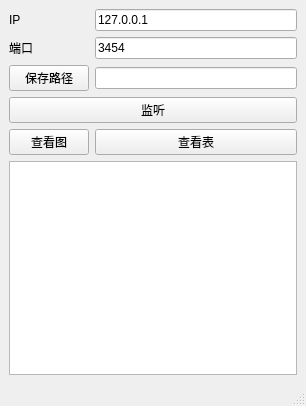
Before: the Qt Designer form FileServer/cfileserver.ui in HectorJiang/CPP, drawn with Qt 5.
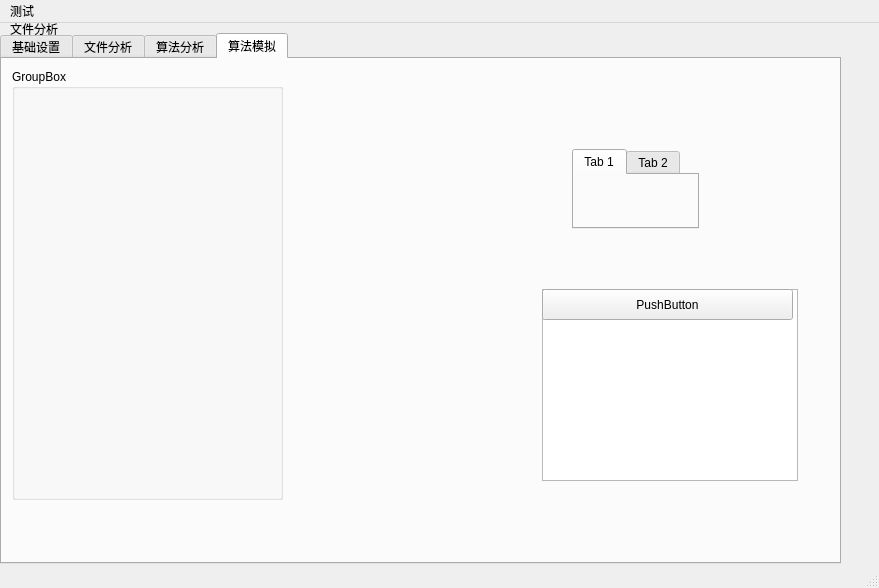
After: the same form once the commit is applied. The open tabs and pages were chosen to show the change.

What changed in the file:
```diff
--- a/FileServer/cfileserver.ui
+++ b/FileServer/cfileserver.ui
@@ -6,8 +6,8 @@
    <rect>
     <x>0</x>
     <y>0</y>
-    <width>306</width>
-    <height>406</height>
+    <width>879</width>
+    <height>588</height>
    </rect>
   </property>
   <property name="windowTitle">
@@ -17,8 +17,44 @@
    <property name="enabled">
     <bool>true</bool>
    </property>
-   <layout class="QGridLayout" name="gridLayout_2">
-    <item row="0" column="0">
+   <widget class="QLabel" name="label">
+    <property name="geometry">
+     <rect>
+      <x>10</x>
+      <y>0</y>
+      <width>54</width>
+      <height>12</height>
+     </rect>
+    </property>
+    <property name="text">
+     <string>文件分析</string>
+    </property>
+   </widget>
+   <widget class="QTabWidget" name="tabWidget">
+    <property name="geometry">
+     <rect>
+      <x>0</x>
+      <y>10</y>
+      <width>841</width>
+      <height>531</height>
+     </rect>
+    </property>
+    <property name="currentIndex">
+     <number>1</number>
+    </property>
+    <widget class="QWidget" name="tab">
+     <attribute name="title">
+      <string>基础设置</string>
+     </attribute>
+     <widget class="QWidget" name="layoutWidget">
+      <property name="geometry">
+       <rect>
+        <x>10</x>
+        <y>10</y>
+        <width>258</width>
+        <height>333</height>
+       </rect>
+      </property>
      <layout class="QGridLayout" name="gridLayout">
       <item row="1" column="1">
        <widget class="QLineEdit" name="m_pLeServerPort">
@@ -34,7 +70,14 @@
         </property>
        </widget>
       </item>
-      <item row="5" column="0" colspan="2">
+       <item row="0" column="0">
+        <widget class="QLabel" name="m_pLbServerIp">
+         <property name="text">
+          <string>IP</string>
+         </property>
+        </widget>
+       </item>
+       <item row="4" column="0" colspan="2">
        <widget class="QTextBrowser" name="m_pTextBrowserLog">
         <property name="html">
          <string>&lt;!DOCTYPE HTML PUBLIC &quot;-//W3C//DTD HTML 4.0//EN&quot; &quot;http://www.w3.org/TR/REC-html40/strict.dtd&quot;&gt;
@@ -52,16 +95,6 @@
         </property>
        </widget>
       </item>
-      <item row="4" column="0">
-       <widget class="QPushButton" name="m_pBtnOpenGraph">
-        <property name="text">
-         <string>查看图</string>
-        </property>
-       </widget>
-      </item>
-      <item row="2" column="1">
-       <widget class="QLineEdit" name="m_pLeStorePath"/>
-      </item>
       <item row="1" column="0">
        <widget class="QLabel" name="m_pLbServerPort">
         <property name="text">
@@ -69,40 +102,162 @@
         </property>
        </widget>
       </item>
-      <item row="3" column="0" colspan="2">
-       <widget class="QPushButton" name="m_pBtnListen">
-        <property name="text">
-         <string>监听</string>
-        </property>
-       </widget>
-      </item>
-      <item row="0" column="0">
-       <widget class="QLabel" name="m_pLbServerIp">
+      </layout>
+     </widget>
+    </widget>
+    <widget class="QWidget" name="tab_2">
+     <attribute name="title">
+      <string>文件分析</string>
+     </attribute>
+     <widget class="QPushButton" name="m_pBtnOpenGraph">
+      <property name="geometry">
+       <rect>
+        <x>10</x>
+        <y>10</y>
+        <width>75</width>
+        <height>23</height>
+       </rect>
+      </property>
         <property name="text">
-         <string>IP</string>
-        </property>
-       </widget>
-      </item>
-      <item row="4" column="1">
+       <string>查看图</string>
+      </property>
+     </widget>
        <widget class="QPushButton" name="m_pBtnOpenTable">
+      <property name="geometry">
+       <rect>
+        <x>110</x>
+        <y>10</y>
+        <width>175</width>
+        <height>23</height>
+       </rect>
+      </property>
         <property name="text">
          <string>查看表</string>
         </property>
        </widget>
-      </item>
-     </layout>
-    </item>
-   </layout>
+    </widget>
+    <widget class="QWidget" name="tab_3">
+     <attribute name="title">
+      <string>算法分析</string>
+     </attribute>
+     <widget class="QLabel" name="label_2">
+      <property name="geometry">
+       <rect>
+        <x>10</x>
+        <y>10</y>
+        <width>54</width>
+        <height>20</height>
+       </rect>
+      </property>
+      <property name="text">
+       <string>加载脚本</string>
+      </property>
+     </widget>
+     <widget class="QLineEdit" name="lineEdit">
+      <property name="geometry">
+       <rect>
+        <x>80</x>
+        <y>10</y>
+        <width>113</width>
+        <height>20</height>
+       </rect>
+      </property>
+     </widget>
+     <widget class="QToolButton" name="toolButton">
+      <property name="geometry">
+       <rect>
+        <x>200</x>
+        <y>10</y>
+        <width>37</width>
+        <height>18</height>
+       </rect>
+      </property>
+      <property name="text">
+       <string>...</string>
+      </property>
+     </widget>
+    </widget>
+    <widget class="QWidget" name="tab_4">
+     <attribute name="title">
+      <string>算法模拟</string>
+     </attribute>
+     <widget class="QGroupBox" name="groupBox">
+      <property name="geometry">
+       <rect>
+        <x>10</x>
+        <y>10</y>
+        <width>271</width>
+        <height>431</height>
+       </rect>
+      </property>
+      <property name="title">
+       <string>GroupBox</string>
+      </property>
+     </widget>
+     <widget class="QListWidget" name="listWidget">
+      <property name="geometry">
+       <rect>
+        <x>540</x>
+        <y>230</y>
+        <width>256</width>
+        <height>192</height>
+       </rect>
+      </property>
+     </widget>
+     <widget class="QPushButton" name="pushButton">
+      <property name="geometry">
+       <rect>
+        <x>540</x>
+        <y>230</y>
+        <width>251</width>
+        <height>31</height>
+       </rect>
+      </property>
+      <property name="text">
+       <string>PushButton</string>
+      </property>
+     </widget>
+     <widget class="QTabWidget" name="tabWidget_2">
+      <property name="geometry">
+       <rect>
+        <x>570</x>
+        <y>90</y>
+        <width>127</width>
+        <height>80</height>
+       </rect>
+      </property>
+      <widget class="QWidget" name="tab_5">
+       <attribute name="title">
+        <string>Tab 1</string>
+       </attribute>
+      </widget>
+      <widget class="QWidget" name="tab_6">
+       <attribute name="title">
+        <string>Tab 2</string>
+       </attribute>
+      </widget>
+     </widget>
+    </widget>
+   </widget>
   </widget>
   <widget class="QMenuBar" name="menubar">
    <property name="geometry">
     <rect>
      <x>0</x>
      <y>0</y>
-     <width>306</width>
+     <width>879</width>
      <height>23</height>
     </rect>
    </property>
+   <widget class="QMenu" name="menu">
+    <property name="title">
+     <string>测试</string>
+    </property>
+    <addaction name="actiontest01"/>
+    <addaction name="actiontest03"/>
+    <addaction name="separator"/>
+   </widget>
+   <addaction name="menu"/>
   </widget>
   <widget class="QStatusBar" name="statusbar"/>
  </widget>
```
Left out of the diff: 34 changed lines with no effect on the pictures. Lines whose indentation alone changed are shown as unchanged.
